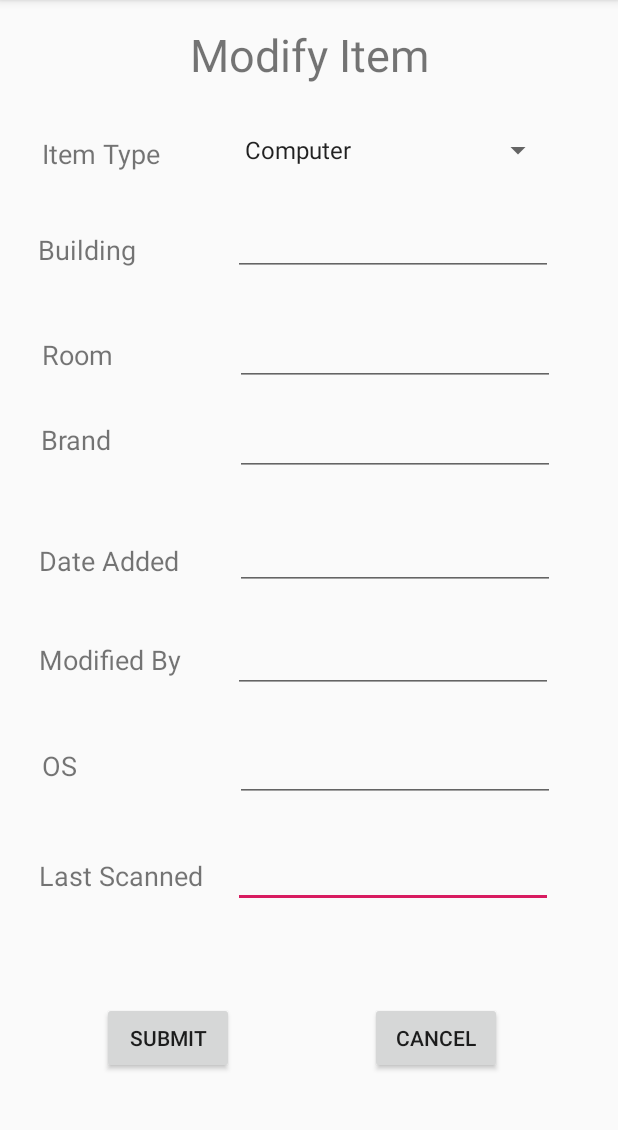
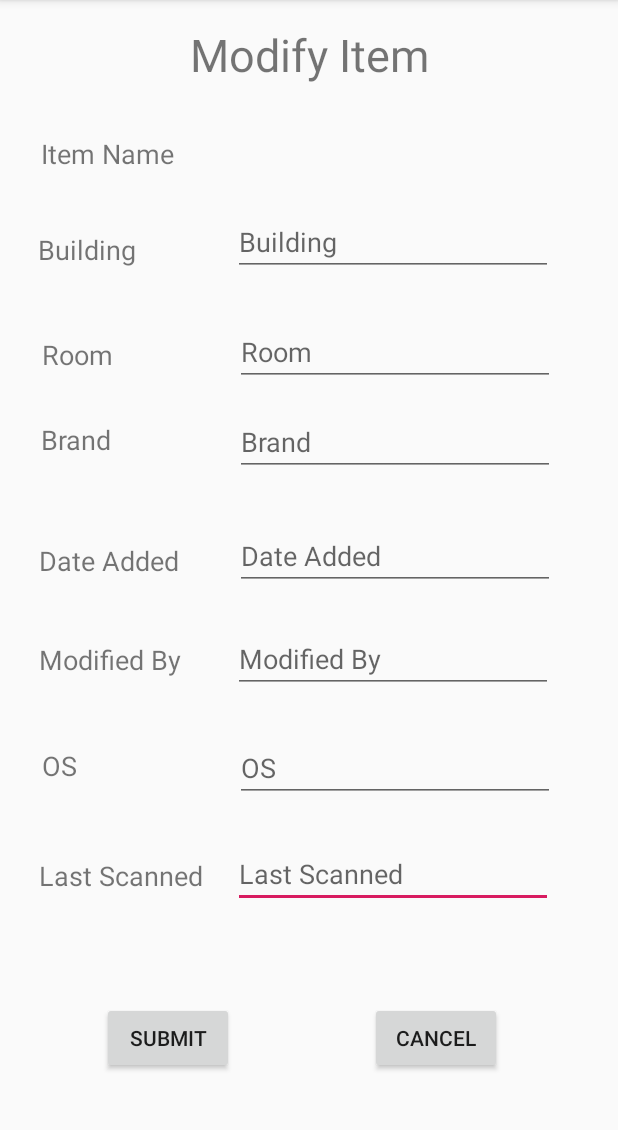
Before and after one commit to AugustanaCSC490Spring2020/InventoryAuditApp, an Android app: the ModifyItemPage screen opened directly, with no data from a screen before it, on a phone screen of 412 x 824 dp, the part 84-1214 px from its top. Run offline under Robolectric (Android 15) with nearby library versions, the phone set to English and light mode, and no system bars; our stand-ins replace Firebase (no records; nobody signed in at launch, a user with empty details on screens opened directly); 8 statements that could not run were skipped.

Commit message:
added functionality to populate text fields with current info in database.

```diff
--- a/app/src/main/java/com/example/inventoryauditapp/ModifyItemPage.java
+++ b/app/src/main/java/com/example/inventoryauditapp/ModifyItemPage.java
@@ -1,5 +1,6 @@
 package com.example.inventoryauditapp;
 
+import androidx.annotation.NonNull;
 import androidx.appcompat.app.AppCompatActivity;
 
 import android.app.Activity;
@@ -12,14 +13,20 @@ import android.widget.EditText;
 import android.widget.Spinner;
 import android.widget.TextView;
 
+import com.google.firebase.database.DataSnapshot;
+import com.google.firebase.database.DatabaseError;
+import com.google.firebase.database.DatabaseReference;
+import com.google.firebase.database.FirebaseDatabase;
+import com.google.firebase.database.ValueEventListener;
+
 public class ModifyItemPage extends AppCompatActivity {
 
     //buttons at the bottom of the screen
     private Button submitButton;
     private Button cancelButton;
 
-    //Spinner that lets the use select the item type ie Computer or Printer
-    private Spinner itemTypeSpinner;
+    //id of the item being edited
+    private TextView itemIDTextView;
 
     //all text fields that the user can modify
     private EditText buildingEditText;
@@ -34,29 +41,26 @@ public class ModifyItemPage extends AppCompatActivity {
     private TextView OSTextView;
     private TextView lastScannedTextView;
 
+    //some hard coded data references for testing
+    String buildingNum = "Old Main";
+    String roomNum = "1";
+    String itemType = "Computer"; //hard coded for now.  Will be dynamic later
+    String id = "111004";
+
     @Override
     protected void onCreate(Bundle savedInstanceState) {
         super.onCreate(savedInstanceState);
         setContentView(R.layout.activity_modify_item_page);
 
         initUI();
+        setComponentVisibility(); //Todo grab item type from other screen... ie Computer or Printer
+
         initializeTextFields();
 
 
         changeActivity(cancelButton, InventorySearchResultsPage.class);
 
-        //when a new item is selected on the spinner
-        itemTypeSpinner.setOnItemSelectedListener(new AdapterView.OnItemSelectedListener() {
-            @Override
-            public void onItemSelected(AdapterView<?> parent, View view, int position, long id) {
-                handleItemSpinnerChange();
-            }
 
-            @Override
-            public void onNothingSelected(AdapterView<?> parent) {
-                //left intentionally blank
-            }
-        });
 
         //I know this is redundant now but will later need to call external method to store data
         submitButton.setOnClickListener(new View.OnClickListener() {
@@ -81,14 +85,46 @@ public class ModifyItemPage extends AppCompatActivity {
      * Todo initialize text fields to the current data in the database
      */
     public void initializeTextFields(){
+        DatabaseReference ref = FirebaseDatabase.getInstance().getReference(buildingNum).child(roomNum).child(itemType).child(id);
+        ref.addValueEventListener(new ValueEventListener() {
+            @Override
+            public void onDataChange(@NonNull DataSnapshot dataSnapshot) {
+                if(itemType.equals("Computer")){
+                    Computer c = dataSnapshot.getValue(Computer.class);
+                    itemIDTextView.setText(c.getIdNumber()+"");
+                    buildingEditText.setText(c.getBuilding());
+                    roomEditText.setText(c.getRoomNumber()+"");
+                    brandEditText.setText(c.getBrand());
+                    dateAddedEditText.setText(c.getDateAdded().toString());
+                    modifiedByEditText.setText(c.getModifiedBy().toString());
+                    OSEditText.setText(c.getOs());
+                    lastScannedEditText.setText(c.getLastScanned().toString());
+                }
+                else if (itemType.equals("Printer")){
+                    Printer p = dataSnapshot.getValue(Printer.class);
+                    itemIDTextView.setText(p.getIdNumber());
+                    buildingEditText.setText(p.getBuilding());
+                    roomEditText.setText(p.getRoomNumber());
+                    brandEditText.setText(p.getBrand());
+                    dateAddedEditText.setText(p.getDateAdded().toString());
+                    modifiedByEditText.setText(p.getModifiedBy().toString());
+                }
+                else{
+                    //could just be an if - else statement but leaving room for more items being added
+                }
+            }
 
+            @Override
+            public void onCancelled(@NonNull DatabaseError databaseError) {
+
+            }
+        });
     }
 
     /**
      * OS and Last Scanned should only be visible when a Computer is selected
      */
-    public void handleItemSpinnerChange(){
-        String itemType = itemTypeSpinner.getSelectedItem().toString();
+    public void setComponentVisibility(){
         if(itemType.equals("Computer")){
             OSTextView.setVisibility(View.VISIBLE);
             OSEditText.setVisibility(View.VISIBLE);
@@ -125,14 +161,15 @@ public class ModifyItemPage extends AppCompatActivity {
     public void initUI(){
         submitButton        = findViewById(R.id.submitModifyButton);
         cancelButton        = findViewById(R.id.cancelModifyButton);
-        itemTypeSpinner     = findViewById(R.id.itemTypeSpinner);
         buildingEditText    = findViewById(R.id.buildingEditText);
         roomEditText        = findViewById(R.id.roomEditText);
         OSEditText          = findViewById(R.id.OSEditText);
         brandEditText       = findViewById(R.id.brandEditText);
+        dateAddedEditText   = findViewById(R.id.dateAddedEditText);
         lastScannedEditText = findViewById(R.id.lastScannedEditText);
         modifiedByEditText  = findViewById(R.id.modifiedByEditText);
         OSTextView          = findViewById(R.id.OSTextView);
         lastScannedTextView = findViewById(R.id.lastScannedTextView);
+        itemIDTextView      = findViewById(R.id.itemIDTextView);
     }
 }
--- a/app/src/main/res/layout/activity_modify_item_page.xml
+++ b/app/src/main/res/layout/activity_modify_item_page.xml
@@ -6,12 +6,25 @@
     android:layout_height="match_parent"
     tools:context=".ModifyItemPage">
 
+    <TextView
+        android:id="@+id/itemIDTextView"
+        android:layout_width="wrap_content"
+        android:layout_height="wrap_content"
+        android:textSize="18sp"
+        app:layout_constraintBottom_toBottomOf="parent"
+        app:layout_constraintEnd_toEndOf="parent"
+        app:layout_constraintHorizontal_bias="0.672"
+        app:layout_constraintStart_toStartOf="parent"
+        app:layout_constraintTop_toTopOf="parent"
+        app:layout_constraintVertical_bias="0.121" />
+
     <EditText
         android:id="@+id/lastScannedEditText"
         android:layout_width="wrap_content"
         android:layout_height="wrap_content"
         android:ems="10"
-        android:inputType="textPersonName"
+        android:hint="@string/lastScanned"
+        android:inputType="date"
         app:layout_constraintBottom_toBottomOf="parent"
         app:layout_constraintEnd_toEndOf="parent"
         app:layout_constraintHorizontal_bias="0.782"
@@ -24,6 +37,7 @@
         android:layout_width="wrap_content"
         android:layout_height="wrap_content"
         android:ems="10"
+        android:hint="@string/building"
         android:inputType="textPersonName"
         app:layout_constraintBottom_toBottomOf="parent"
         app:layout_constraintEnd_toEndOf="parent"
@@ -153,6 +167,7 @@
         android:layout_width="wrap_content"
         android:layout_height="wrap_content"
         android:ems="10"
+        android:hint="@string/brand"
         android:inputType="textPersonName"
         app:layout_constraintBottom_toBottomOf="parent"
         app:layout_constraintEnd_toEndOf="parent"
@@ -166,7 +181,8 @@
         android:layout_width="wrap_content"
         android:layout_height="wrap_content"
         android:ems="10"
-        android:inputType="textPersonName"
+        android:hint="@string/dateAdded"
+        android:inputType="date"
         app:layout_constraintBottom_toBottomOf="parent"
         app:layout_constraintEnd_toEndOf="parent"
         app:layout_constraintHorizontal_bias="0.787"
@@ -179,6 +195,7 @@
         android:layout_width="wrap_content"
         android:layout_height="wrap_content"
         android:ems="10"
+        android:hint="@string/modifiedBy"
         android:inputType="textPersonName"
         app:layout_constraintBottom_toBottomOf="parent"
         app:layout_constraintEnd_toEndOf="parent"
@@ -192,6 +209,7 @@
         android:layout_width="wrap_content"
         android:layout_height="wrap_content"
         android:ems="10"
+        android:hint="@string/OS"
         android:inputType="textPersonName"
         app:layout_constraintBottom_toBottomOf="parent"
         app:layout_constraintEnd_toEndOf="parent"
@@ -205,6 +223,7 @@
         android:layout_width="wrap_content"
         android:layout_height="wrap_content"
         android:ems="10"
+        android:hint="@string/room"
         android:inputType="textPersonName"
         app:layout_constraintBottom_toBottomOf="parent"
         app:layout_constraintEnd_toEndOf="parent"
@@ -212,18 +231,6 @@
         app:layout_constraintStart_toStartOf="parent"
         app:layout_constraintTop_toTopOf="parent"
         app:layout_constraintVertical_bias="0.293" />
-
-    <Spinner
-        android:id="@+id/itemTypeSpinner"
-        android:layout_width="214dp"
-        android:layout_height="45dp"
-        android:entries="@array/itemTypes"
-        app:layout_constraintBottom_toBottomOf="parent"
-        app:layout_constraintEnd_toEndOf="parent"
-        app:layout_constraintHorizontal_bias="0.786"
-        app:layout_constraintStart_toStartOf="parent"
-        app:layout_constraintTop_toTopOf="parent"
-        app:layout_constraintVertical_bias="0.107" />
 
     <Button
         android:id="@+id/submitModifyButton"
@@ -248,4 +255,5 @@
         app:layout_constraintStart_toStartOf="parent"
         app:layout_constraintTop_toTopOf="parent"
         app:layout_constraintVertical_bias="0.928" />
+
 </androidx.constraintlayout.widget.ConstraintLayout>
--- a/app/src/main/res/values/strings.xml
+++ b/app/src/main/res/values/strings.xml
@@ -30,7 +30,7 @@
     <string name="modifyItem">Modify Item</string>
 
     //TextField Labels for Add and Modify Item Page
-    <string name="itemType">Item Type</string>
+    <string name="itemType">Item Name</string>
     <string name="building">Building</string>
     <string name="room">Room</string>
     <string name="OS">OS</string>
```
